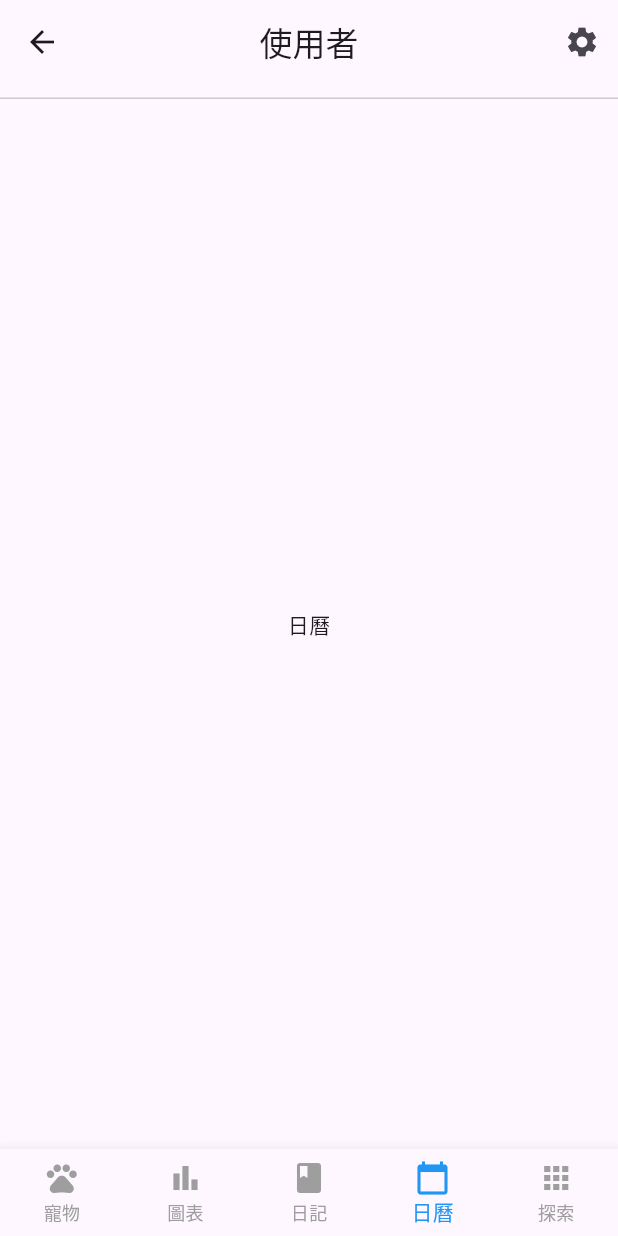
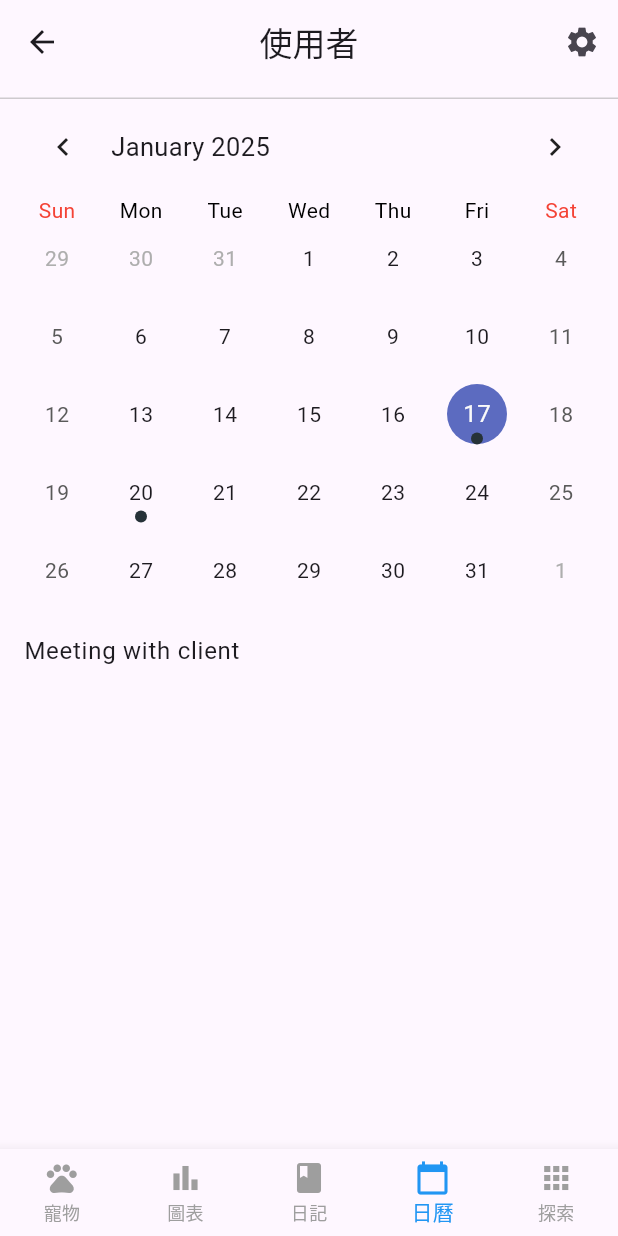
Before and after one commit to LucyHsieh1013/Pet_Diary_App, a Flutter app: the NavController screen opened by its route, item 4 of the bottom bar chosen, on a phone screen of 412 x 824 dp. Run offline on Flutter 3.47's test engine with Material 3 defaults, Android fonts, the phone set to English and light mode, and no system bars; drawn by our look-alikes of table_calendar.

Commit message:
日曆事件

```diff
--- a/lib/screens/app_page/CalendarPage.dart
+++ b/lib/screens/app_page/CalendarPage.dart
@@ -1,10 +1,101 @@
 import 'package:flutter/material.dart';
+import 'package:table_calendar/table_calendar.dart';
+// import 'package:test_app/screens/component/defaultContainer.dart';
+import 'package:intl/intl.dart';
+class Event {
+  final String title;
+  Event(this.title);
 
-class CalendarPage extends StatelessWidget {
+  @override
+  String toString() => title;
+}
+class CalendarPage extends StatefulWidget {
+  const CalendarPage({super.key});
+
+  @override
+  CalendarPageState createState() => CalendarPageState();
+}
+
+class CalendarPageState extends State<CalendarPage> {
+  DateTime _selectedDay = DateTime.now();
+  DateTime _focusedDay = DateTime.now();
+
+  //事件列表
+  final Map<DateTime, List<Event>> events = {
+    DateTime.utc(2025, 01, 17):[Event('Meeting with client')],
+    DateTime.utc(2025, 01, 20):[Event('Project deadline')],
+  };
+
+  List<Event> _getEventsForDay(DateTime day){
+    final normalizedDay = DateTime.utc(day.year, day.month, day.day);
+    print("Checking events for day (UTC): $normalizedDay");
+
+    print("所有事件日期: ${events.keys.map((e) => e.toUtc())}");
+    for (var key in events.keys) {
+      print("鍵: $key, 是否匹配: ${key == normalizedDay}");
+    }
+    return events[normalizedDay] ?? [];
+  }
+
   @override
   Widget build(BuildContext context) {
-    return Center(
-      child: Text("日曆"),
+    DateTime current = DateTime.now();
+    return Column(
+      children: [
+        Padding(
+          padding: const EdgeInsets.symmetric(horizontal: 10),
+          child: Center(
+            child: TableCalendar(
+              firstDay: DateTime.utc(current.year - 2, 01, 01),
+              lastDay: DateTime.utc(current.year + 2, 12, 31),
+              focusedDay: _focusedDay,
+              availableCalendarFormats: const {
+                CalendarFormat.month: 'Month',
+              },
+              selectedDayPredicate: (day){
+                return isSameDay(_selectedDay, day);
+              },
+              onDaySelected: (selectedDay, focusedDay){
+                setState(() {
+                  _selectedDay = selectedDay;
+                  _focusedDay = focusedDay;
+                });
+                print("選中的日期: $selectedDay");
+                print("對應的事件: ${_getEventsForDay(selectedDay)}");
+              },
+              eventLoader: _getEventsForDay,
+              calendarBuilders: CalendarBuilders(
+                dowBuilder: (context, day) {
+                  final text = DateFormat.E().format(day);
+                  return Center(
+                    child: Text(
+                      text,
+                      style: TextStyle(
+                        color: day.weekday == DateTime.sunday || day.weekday == DateTime.saturday
+                          ?Colors.red
+                          :Colors.black
+                      ),
+                    ),
+                  );
+                }
+              ),
+            ),
+          )
+        ),
+
+        Expanded(
+          child: _getEventsForDay(_selectedDay).isEmpty
+            ? const Center(child: Text('沒有事件'))
+            :ListView(
+              children: _getEventsForDay(_selectedDay)
+              .map((event) => ListTile(
+                title: Text(event.title),
+              ))
+              .toList(),
+          ),
+        ),
+      ]
     );
+
   }
 }
--- a/lib/screens/app_page/component/AddPetForm.dart
+++ b/lib/screens/app_page/component/AddPetForm.dart
@@ -16,7 +16,6 @@ class AddPetFormState extends State<AddPetForm> {
   @override
   Widget build(BuildContext context) {
     return ScrollableScaffold(
-      backgroundColor: Colors.white,
       appBar: AppBar(
         title: Text(
           '新增寵物資訊',
--- a/lib/screens/component/defaultContainer.dart
+++ b/lib/screens/component/defaultContainer.dart
@@ -37,7 +37,7 @@ class ScrollableScaffold  extends StatelessWidget {
   final Widget body;
   final Widget? floatingActionButton;
   final double borderRadius;
-  final Color backgroundColor;
+  final Color? backgroundColor;
 
 
   const ScrollableScaffold ({
@@ -46,7 +46,7 @@ class ScrollableScaffold  extends StatelessWidget {
     required this.body,
     this.floatingActionButton,
     this.borderRadius = 0,
-    this.backgroundColor = Colors.white
+    this.backgroundColor,
   }):super(key: key);
 
   @override
--- a/pubspec.yaml
+++ b/pubspec.yaml
@@ -28,6 +28,8 @@ environment:
 # the latest version available on pub.dev. To see which dependencies have newer
 # versions available, run `flutter pub outdated`.
 dependencies:
+  intl: ^0.18.0
+  table_calendar: ^3.2.0
   flutter:
     sdk: flutter
 
```
Also changed, not shown: pubspec.lock.
